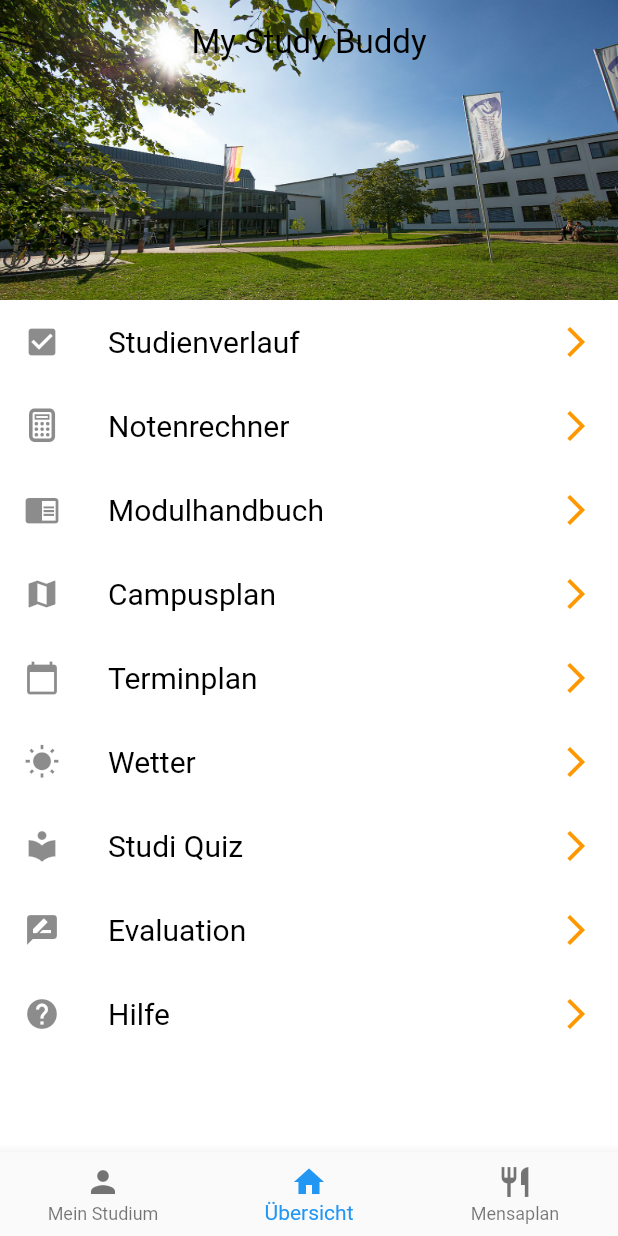
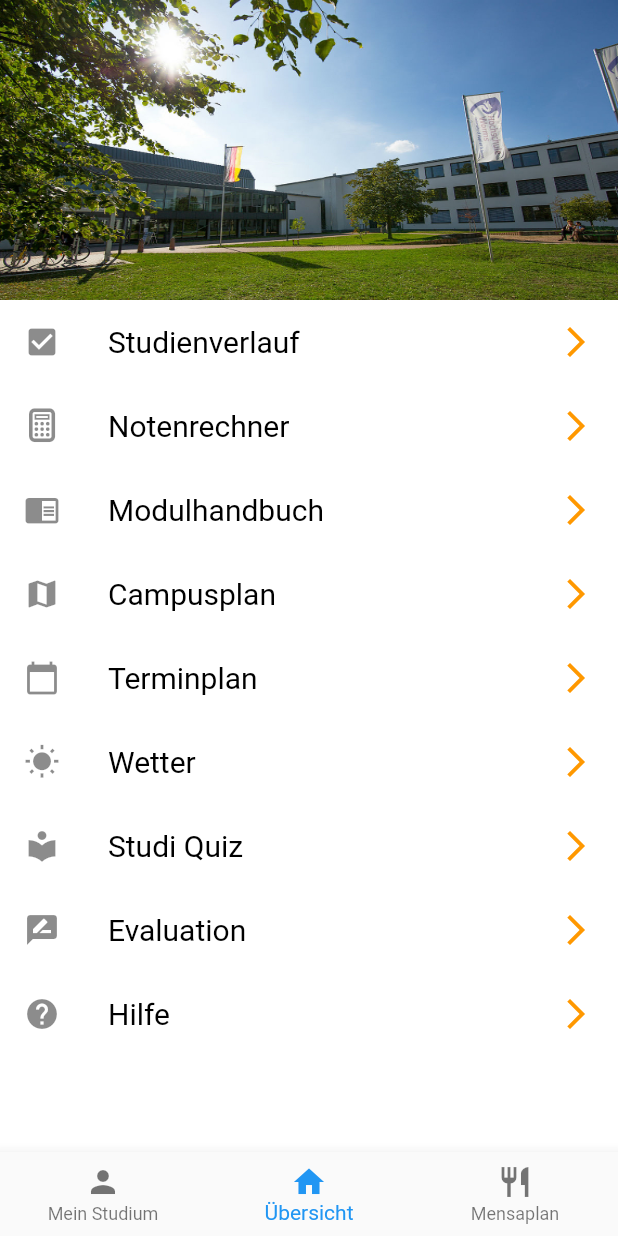
Before and after one commit to AlfredTachi/MyStudyBuddy2020, a Flutter app: the screen it shows after launch, on a phone screen of 412 x 824 dp. Run offline on Flutter 3.47's test engine with Material 2 defaults, Android fonts, the phone set to English and light mode, and no system bars; our stand-ins replace get, percent_indicator, photo_view, shared_preferences, smooth_star_rating, sqflite and 1 more; missing offline and left inert: flutter_custom_dialog; accounts and stored records are empty.

Commit message:
removed title

```diff
--- a/lib/dashboard/overview.dart
+++ b/lib/dashboard/overview.dart
@@ -14,11 +14,6 @@ class OverviewState extends State<Overview> {
         SliverAppBar(
           pinned: true,
           floating: true,
-          centerTitle: true,
-          title: Text(
-            "My Study Buddy",
-            style: TextStyle(color: Colors.black),
-          ),
           expandedHeight: 200.0,
           flexibleSpace: FlexibleSpaceBar(
             background: FittedBox(
```
